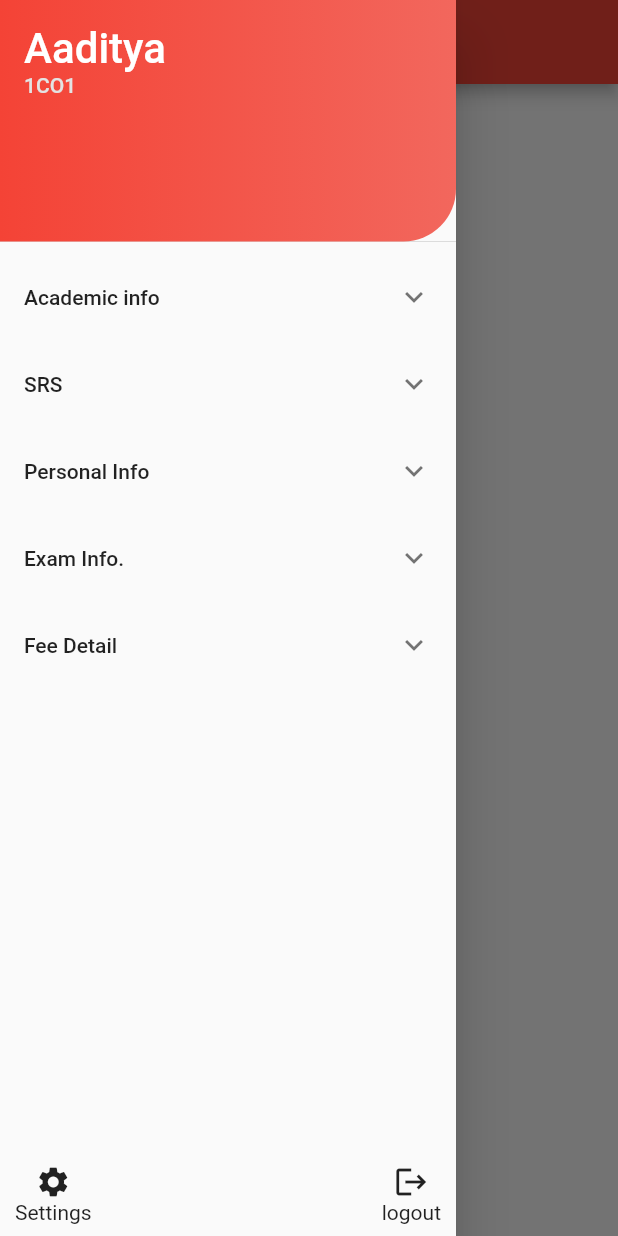
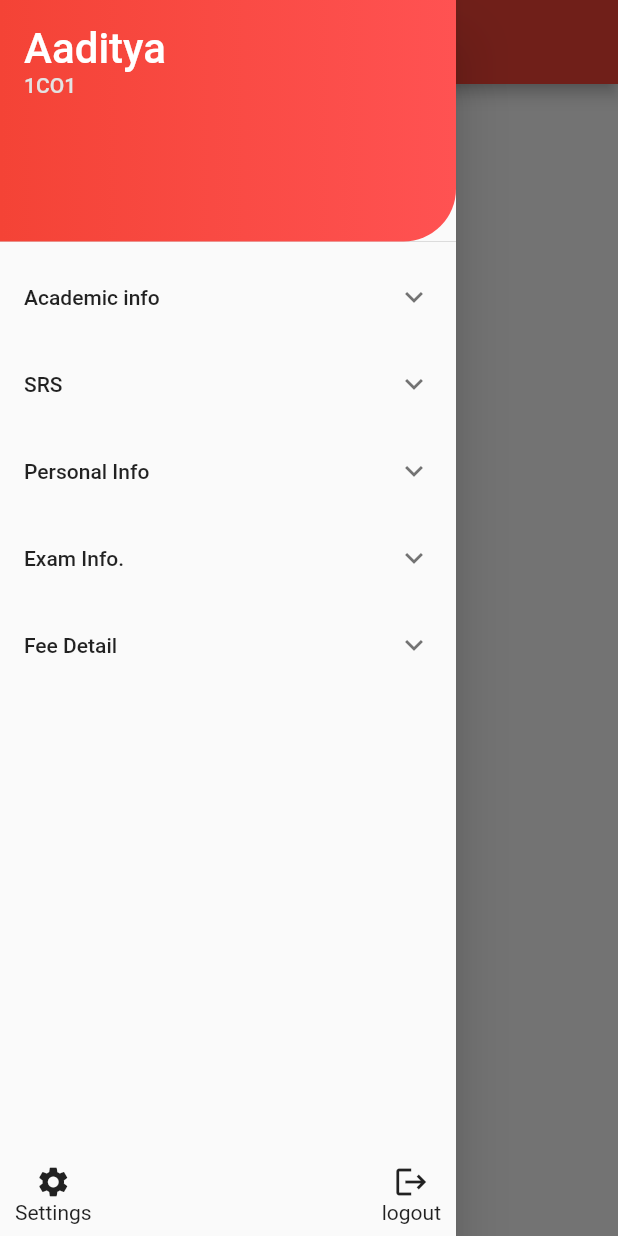
Before and after one commit to aadi-1024/project_app, a Flutter app: the HomeRoute screen opened by its route, with the side drawer open, on a phone screen of 412 x 824 dp. Run offline on Flutter 3.47's test engine with Material 2 defaults, Android fonts, the phone set to English and light mode, and no system bars.

Commit message:
Added theme to unify colorscheme and accents

```diff
--- a/lib/brandbar.dart
+++ b/lib/brandbar.dart
@@ -2,7 +2,7 @@ import 'package:flutter/material.dart';
 
 AppBar brandBar(Widget title) {
   return AppBar(
-      backgroundColor: Colors.red,
+      // backgroundColor: Colors.red,
       title: title,
   );
 }
--- a/lib/drawer/user_drawer_header.dart
+++ b/lib/drawer/user_drawer_header.dart
@@ -9,12 +9,12 @@ class UserHeader extends StatelessWidget {
   @override
   Widget build(BuildContext context) {
     return DrawerHeader(
-      decoration: const BoxDecoration(
+      decoration: BoxDecoration(
         gradient: LinearGradient(colors: [
-          Colors.red,
-          Color.fromARGB(255, 242, 103, 93),
+          Theme.of(context).colorScheme.primary,
+          Theme.of(context).colorScheme.secondary,
         ]),
-        borderRadius: BorderRadiusDirectional.only(
+        borderRadius: const BorderRadiusDirectional.only(
           bottomEnd: Radius.circular(35.0),
         ),
       ),
```
Also changed, not shown: lib/main.dart (+15 -0 lines).
